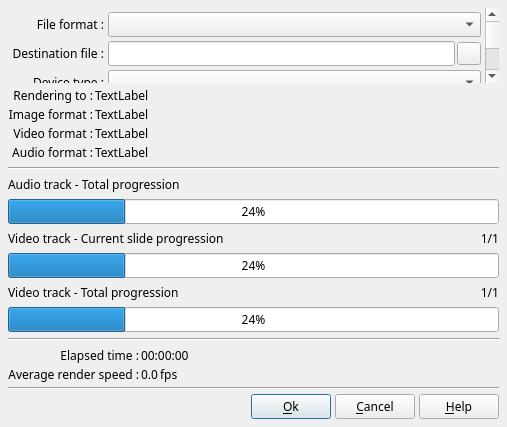
Qt form DlgRenderVideo.ui (boenki/ffdiaporama) before a commit.
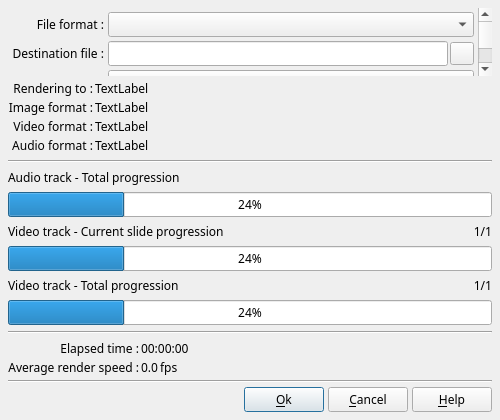
The same form after that commit. Icons and pictures are not drawn.

```diff
--- a/DlgRenderVideo.ui
+++ b/DlgRenderVideo.ui
@@ -6,15 +6,15 @@
    <rect>
     <x>0</x>
     <y>0</y>
-    <width>507</width>
-    <height>427</height>
+    <width>500</width>
+    <height>420</height>
    </rect>
   </property>
-  <property name="sizePolicy">
-   <sizepolicy hsizetype="Expanding" vsizetype="Preferred">
-    <horstretch>0</horstretch>
-    <verstretch>0</verstretch>
-   </sizepolicy>
+  <property name="minimumSize">
+   <size>
+    <width>500</width>
+    <height>350</height>
+   </size>
   </property>
   <property name="font">
    <font>
@@ -44,8 +44,8 @@
       <property name="geometry">
        <rect>
         <x>0</x>
-        <y>-133</y>
-        <width>474</width>
+        <y>0</y>
+        <width>467</width>
         <height>313</height>
        </rect>
       </property>
```
